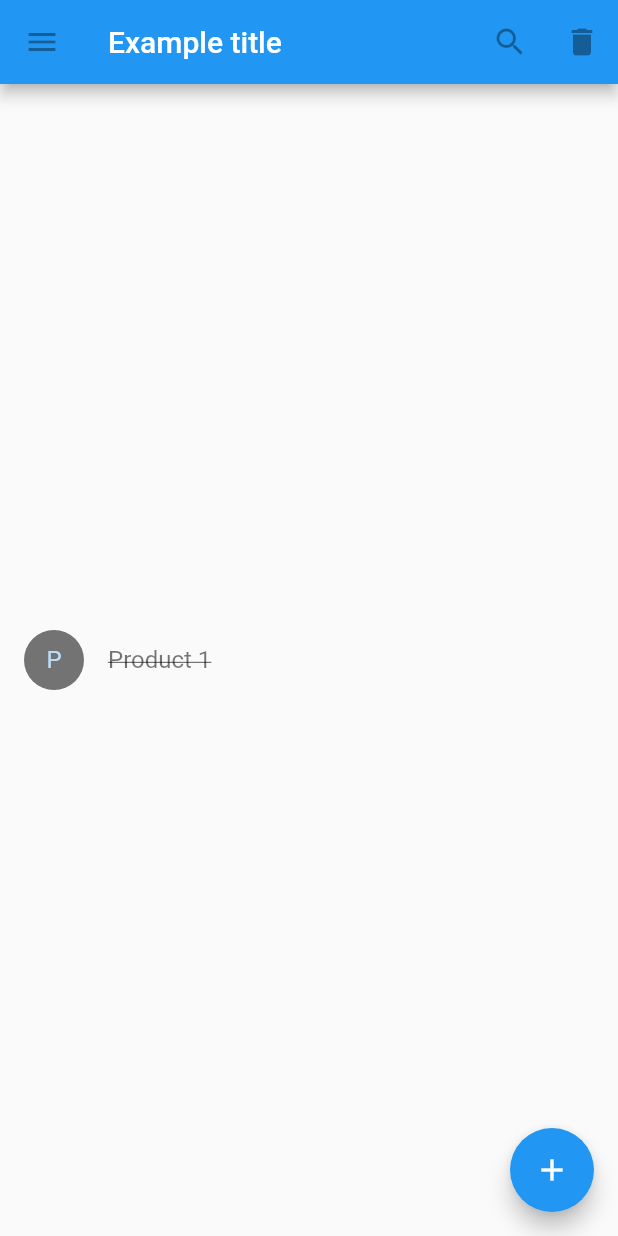
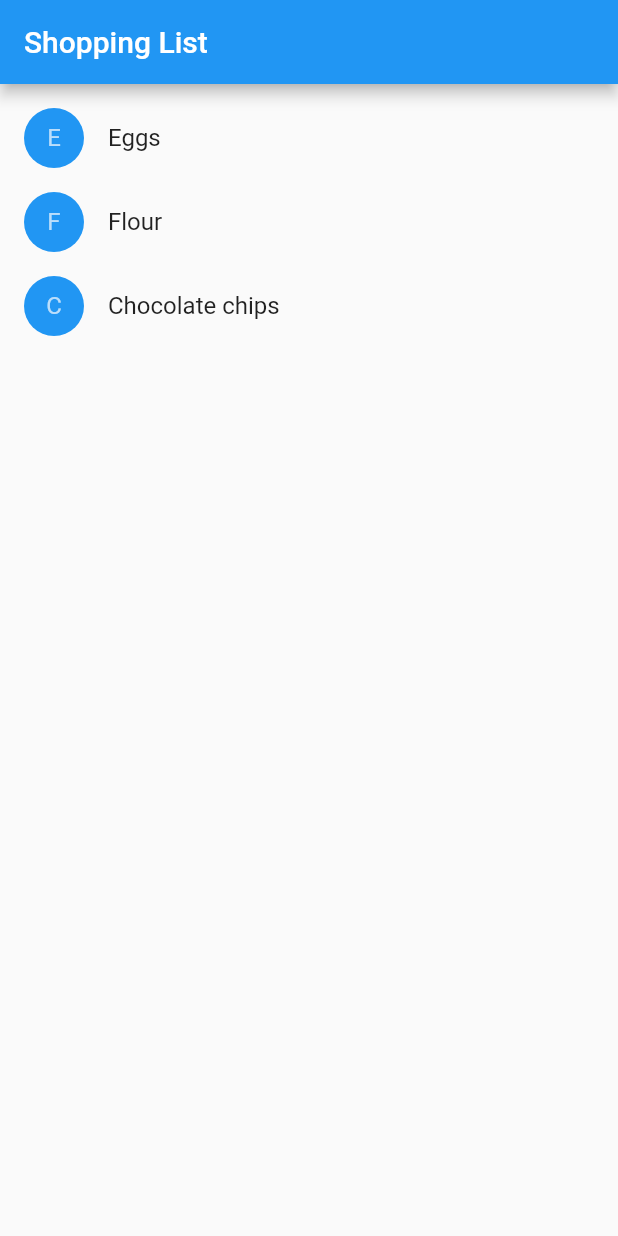
Before and after one commit to gerdgrimmen/flutter-playground, a Flutter app: the screen it shows after launch, on a phone screen of 412 x 824 dp. Run offline on Flutter 3.47's test engine with Material 2 defaults, Android fonts, the phone set to English and light mode, and no system bars.

Commit message:
shopping list tutorial  works

```diff
--- a/shopping_list/lib/main.dart
+++ b/shopping_list/lib/main.dart
@@ -1,54 +1,69 @@
 import 'package:flutter/material.dart';
 
-void main() {
-  runApp(new MaterialApp(
-    title: 'Flutter Tutorial',
-    home: new TutorialHome(),
-  ));
+class ShoppingList extends StatefulWidget {
+  ShoppingList({Key key, this.products}) : super(key: key);
+
+  final List<Product> products;
+
+  // The framework calls createState the first time a widget appears at a given
+  // location in the tree. If the parent rebuilds and uses the same type of
+  // widget (with the same key), the framework will re-use the State object
+  // instead of creating a new State object.
+
+  @override
+  _ShoppingListState createState() => new _ShoppingListState();
 }
 
-class TutorialHome extends StatelessWidget {
+class _ShoppingListState extends State<ShoppingList> {
+  Set<Product> _shoppingCart = new Set<Product>();
+
+  void _handleCartChanged(Product product, bool inCart) {
+    setState(() {
+      // When user changes what is in the cart, we need to change _shoppingCart
+      // inside a setState call to trigger a rebuild. The framework then calls
+      // build, below, which updates the visual appearance of the app.
+
+      if (inCart)
+        _shoppingCart.add(product);
+      else
+        _shoppingCart.remove(product);
+    });
+  }
+
   @override
   Widget build(BuildContext context) {
-    // Scaffold is a layout for the major Material Design widgets.
     return new Scaffold(
       appBar: new AppBar(
-        leading: new IconButton(
-          icon: new Icon(Icons.menu), // top left
-          tooltip: 'Navigation menu',
-          onPressed: null,
-        ),
-        title: new Text('Example title'),
-        actions: <Widget>[
-          new IconButton(
-            icon: new Icon(Icons.search), // top right
-            tooltip: 'Search',
-            onPressed: null,
-          ),
-          new IconButton(
-            icon: new Icon(Icons.delete), // top right
-            tooltip: 'Delete',
-            onPressed: null,
-          ),
-        ],
+        title: new Text('Shopping List'),
       ),
-      // body is the majority of the screen.
-      body: new Center(
-        child: new ShoppingListItem(
-          product: new Product(
-            name: "Product 1",
-          ),
-          inCart: true,
-        ),
-      ),
-      floatingActionButton: new FloatingActionButton(
-        tooltip: 'Add', // used by assistive technologies
-        child: new Icon(Icons.add),
-        onPressed: null,
+      body: new ListView(
+        padding: new EdgeInsets.symmetric(vertical: 8.0),
+        children: widget.products.map((Product product) {
+          return new ShoppingListItem(
+            product: product,
+            inCart: _shoppingCart.contains(product),
+            onCartChanged: _handleCartChanged,
+          );
+        }).toList(),
       ),
     );
   }
 }
+
+void main() {
+  runApp(new MaterialApp(
+    title: 'Shopping App',
+    home: new ShoppingList(
+      products: <Product>[
+        new Product(name: 'Eggs'),
+        new Product(name: 'Flour'),
+        new Product(name: 'Chocolate chips'),
+      ],
+    ),
+  ));
+}
+
+
 
 
 class Product {
```
